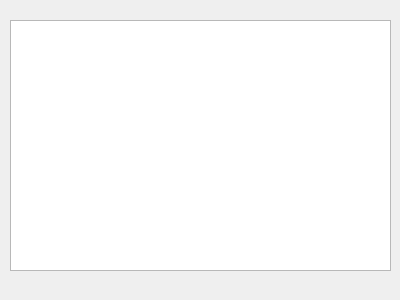
Old version of the form StattoRedistrict_dlgpreview.ui in the repository johnpholden/qgis3redistricter.
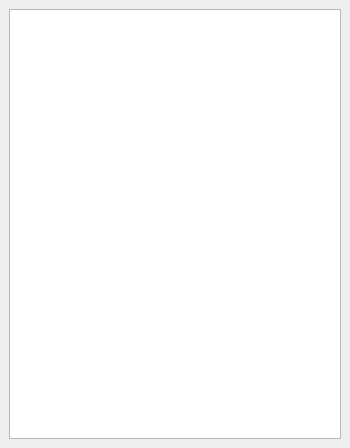
New version of the form.

Commit message: Updated preview dockable dialog box to make expandable

Patch:
```diff
--- a/StattoRedistrict_dlgpreview.ui
+++ b/StattoRedistrict_dlgpreview.ui
@@ -6,24 +6,26 @@
    <rect>
     <x>0</x>
     <y>0</y>
-    <width>400</width>
-    <height>300</height>
+    <width>350</width>
+    <height>448</height>
    </rect>
   </property>
   <property name="windowTitle">
    <string>Preview</string>
   </property>
   <widget class="QWidget" name="dockWidgetContents">
-   <widget class="QTableWidget" name="tblPreview">
-    <property name="geometry">
-     <rect>
-      <x>10</x>
-      <y>20</y>
-      <width>381</width>
-      <height>251</height>
-     </rect>
-    </property>
-   </widget>
+   <layout class="QVBoxLayout" name="verticalLayout">
+    <item>
+     <widget class="QTableWidget" name="tblPreview">
+      <property name="baseSize">
+       <size>
+        <width>0</width>
+        <height>0</height>
+       </size>
+      </property>
+     </widget>
+    </item>
+   </layout>
   </widget>
  </widget>
  <resources/>
```
Left out of the diff: 6 changed lines with no effect on the pictures.
